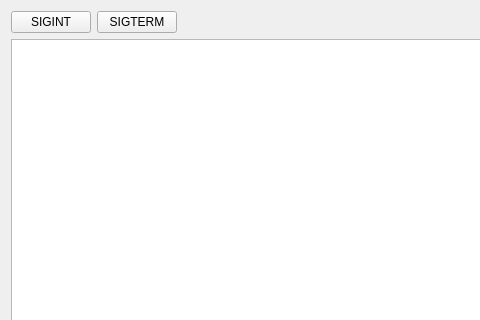
Qt form src/widgets/terminalwidget.ui (N1vn0vem8er/8080ide) before a commit; both pictures show x 0 to 480 and y 0 to 320 of the 942 by 512 pixel window.
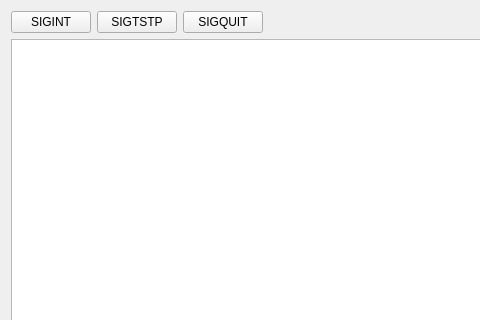
The same form after that commit. Custom widgets are drawn as their Qt base class.

```diff
--- a/src/widgets/terminalwidget.ui
+++ b/src/widgets/terminalwidget.ui
@@ -29,7 +29,14 @@
      <item>
       <widget class="QPushButton" name="termButton">
        <property name="text">
-        <string>SIGTERM</string>
+        <string>SIGTSTP</string>
+       </property>
+      </widget>
+     </item>
+     <item>
+      <widget class="QPushButton" name="quitButton">
+       <property name="text">
+        <string>SIGQUIT</string>
        </property>
       </widget>
      </item>
```
Left out of the diff: 2 changed lines with no effect on the pictures.
